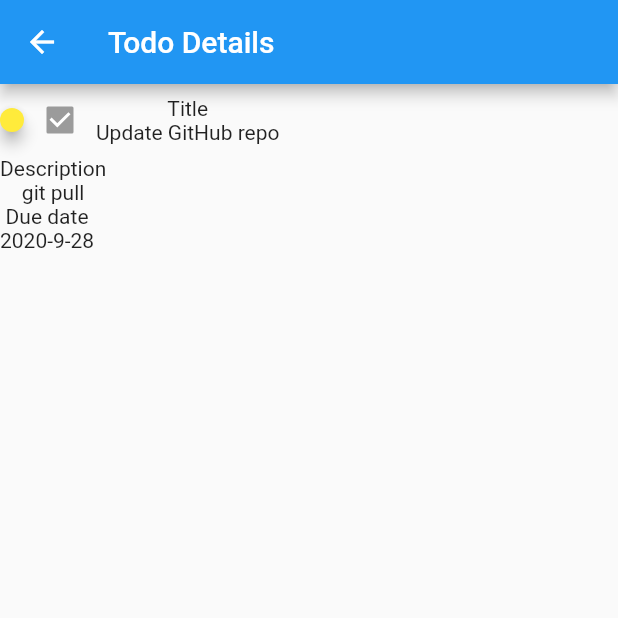
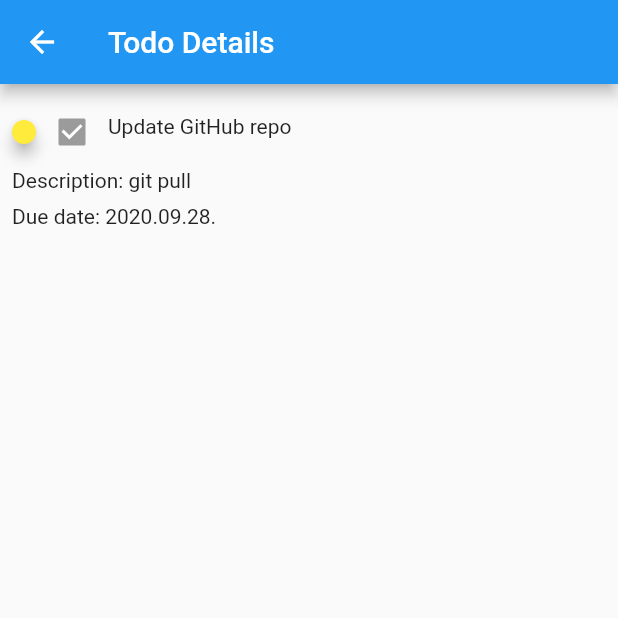
Before and after one commit to AutSoft/hwsw-2020-mobile-development-with-flutter, a Flutter app: the screen it shows after launch, after a tap on "Update GitHub repo", on a phone screen of 412 x 824 dp, the top half of it. Run offline on Flutter 3.47's test engine with Material 2 defaults, Android fonts, the phone set to English and light mode, and no system bars; our stand-ins replace charts_flutter, weather_icons; missing offline and left inert: lipsum.

Commit message:
Fine-tune details screen in Todo app for 05

```diff
--- a/05_Data_storage_ORM_NoSQL/awesome_todo_app_final/lib/data/database/memory/memory_todo_database.dart
+++ b/05_Data_storage_ORM_NoSQL/awesome_todo_app_final/lib/data/database/memory/memory_todo_database.dart
@@ -25,7 +25,7 @@ class MemoryTodoDatabase implements TodoDatabase {
       title: "Have fun learning! :)",
       dueDate: DateTime(2020, 9, 28),
       isDone: false,
-      description: "",
+      description: "Don't forget to ask questions!",
       priority: TodoPriority.HIGH,
     )
   ];
--- a/05_Data_storage_ORM_NoSQL/awesome_todo_app_final/lib/ui/details/todo_details.dart
+++ b/05_Data_storage_ORM_NoSQL/awesome_todo_app_final/lib/ui/details/todo_details.dart
@@ -2,6 +2,7 @@ import 'package:awesome_todo_app/data/database/data_source.dart';
 import 'package:awesome_todo_app/data/model/todo.dart';
 import 'package:awesome_todo_app/ui/list/todo_list_item.dart';
 import 'package:flutter/material.dart';
+import 'package:intl/intl.dart';
 
 class TodoDetails extends StatefulWidget {
   final DataSource dataSource;
@@ -33,7 +34,9 @@ class _TodoDetailsState extends State<TodoDetails> {
       appBar: AppBar(
         title: Text("Todo Details"),
       ),
-      body: FutureBuilder<Todo>(
+      body: Padding(
+        padding: const EdgeInsets.all(8.0),
+        child: FutureBuilder<Todo>(
           future: todoFuture,
           builder: (context, snapshot) {
             if (snapshot.hasError) {
@@ -54,7 +57,7 @@ class _TodoDetailsState extends State<TodoDetails> {
                         onChanged: null,
                       ),
                       TodoDataRow(
-                      rowTitle: "Title",
+                        rowTitle: "",
                         rowData: todo.title,
                       ),
                     ],
@@ -65,8 +68,7 @@ class _TodoDetailsState extends State<TodoDetails> {
                   ),
                   TodoDataRow(
                     rowTitle: "Due date",
-                  rowData:
-                      "${todo.dueDate.year}-${todo.dueDate.month}-${todo.dueDate.day}",
+                    rowData: DateFormat("yyyy.MM.dd.").format(todo.dueDate),
                   ),
                 ],
               );
@@ -76,6 +78,7 @@ class _TodoDetailsState extends State<TodoDetails> {
               child: CircularProgressIndicator(),
             );
           },
+        ),
       ),
     );
   }
@@ -89,15 +92,14 @@ class TodoDataRow extends StatelessWidget {
 
   @override
   Widget build(BuildContext context) {
-    return Row(
+    return Padding(
+      padding: const EdgeInsets.only(bottom: 8.0),
+      child: Row(
         children: [
-        Column(
-          children: [
-            Text(rowTitle),
+          rowTitle.isNotEmpty ? Text("$rowTitle: ") : Container(),
           Text(rowData),
         ],
-        )
-      ],
+      ),
     );
   }
 }
--- a/05_Data_storage_ORM_NoSQL/awesome_todo_app_final/pubspec.yaml
+++ b/05_Data_storage_ORM_NoSQL/awesome_todo_app_final/pubspec.yaml
@@ -23,8 +23,8 @@ environment:
 dependencies:
   flutter:
     sdk: flutter
+  intl: ^0.16.1
 
-#  copy_with_extension: ">=1.0.0 <2.0.0"
   shared_preferences: '>=0.5.12 <2.0.0'
   floor: ^0.14.0
   moor: ^3.3.1
```
Also changed, not shown: 05_Data_storage_ORM_NoSQL/awesome_todo_app_final/pubspec.lock. Lines whose indentation alone changed are shown as unchanged.
